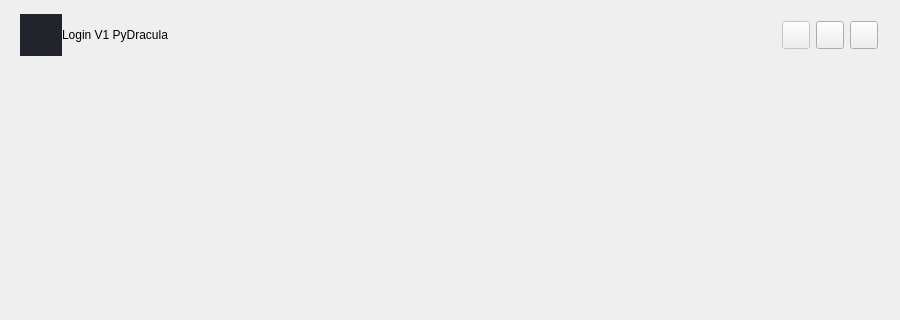
The window that Right Posture/login.ui (astrrr/Right-posture) describes before a commit, drawn with Qt 5; both pictures show x 0 to 900 and y 0 to 320 of the 900 by 710 pixel window.
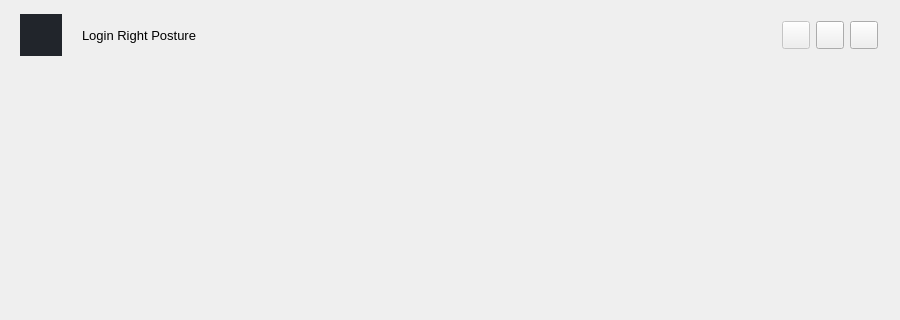
The same window after the commit. Icons and pictures are not drawn.

```diff
--- a/Right Posture/login.ui
+++ b/Right Posture/login.ui
@@ -1033,7 +1033,14 @@
          </widget>
         </item>
         <item>
-         <widget class="QLabel" name="title_bar_3">
+         <widget class="QLabel" name="Login_title_bar">
+          <property name="font">
+           <font>
+            <pointsize>10</pointsize>
+            <italic>false</italic>
+            <bold>false</bold>
+           </font>
+          </property>
           <property name="frameShape">
            <enum>QFrame::NoFrame</enum>
           </property>
@@ -1041,12 +1048,15 @@
            <number>0</number>
           </property>
           <property name="text">
-           <string>Login V1 PyDracula</string>
+           <string>Login Right Posture</string>
           </property>
           <property name="alignment">
            <set>Qt::AlignLeading|Qt::AlignLeft|Qt::AlignVCenter</set>
           </property>
           <property name="margin">
+           <number>0</number>
+          </property>
+          <property name="indent">
            <number>20</number>
           </property>
          </widget>
```
